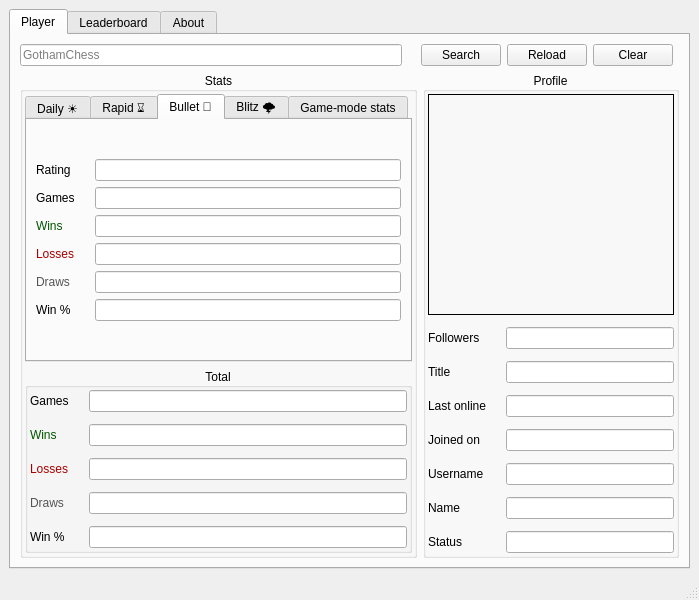
afmdiazh/Chess-Dot-Py, file src/interface/main_window.ui: the form before one commit.
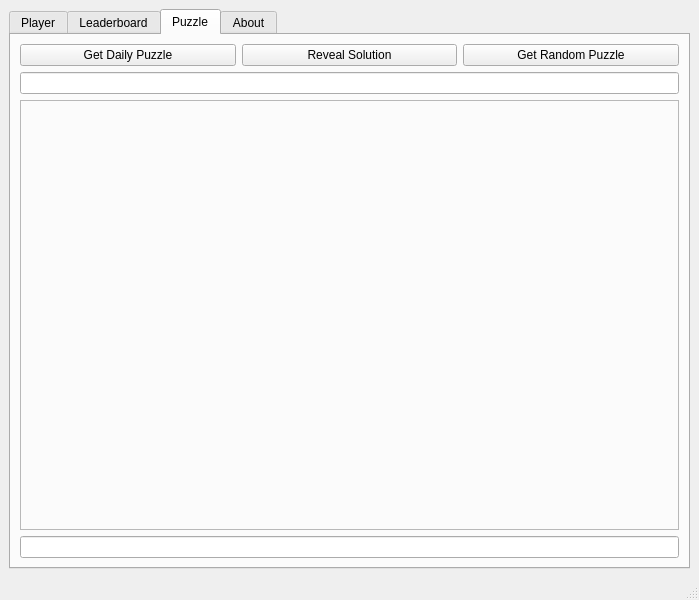
The form after the commit. The open tabs and pages were chosen to show the change. Icons and pictures are not drawn.

Commit message: Added puzzle section to the inteface

Patch:
```diff
--- a/src/interface/main_window.ui
+++ b/src/interface/main_window.ui
@@ -1611,6 +1611,78 @@
           </item>
          </layout>
         </widget>
+        <widget class="QWidget" name="qWidgetPuzzle">
+         <attribute name="title">
+          <string>Puzzle</string>
+         </attribute>
+         <layout class="QGridLayout" name="gridLayout_8">
+          <item row="0" column="1">
+           <widget class="QPushButton" name="pushButtonRevealSolution">
+            <property name="text">
+             <string>Reveal Solution</string>
+            </property>
+           </widget>
+          </item>
+          <item row="0" column="0">
+           <widget class="QPushButton" name="pushButtonGetDailyPuzzle">
+            <property name="text">
+             <string>Get Daily Puzzle</string>
+            </property>
+           </widget>
+          </item>
+          <item row="0" column="2">
+           <widget class="QPushButton" name="pushButtonGetRandomPuzzle">
+            <property name="text">
+             <string>Get Random Puzzle</string>
+            </property>
+           </widget>
+          </item>
+          <item row="1" column="0" colspan="3">
+           <layout class="QGridLayout" name="gridLayoutPuzzle">
+            <item row="1" column="0">
+             <widget class="QFrame" name="framePuzzleImage">
+              <property name="frameShape">
+               <enum>QFrame::StyledPanel</enum>
+              </property>
+              <property name="frameShadow">
+               <enum>QFrame::Raised</enum>
+              </property>
+              <layout class="QGridLayout" name="gridLayout_14">
+               <item row="0" column="0">
+                <widget class="QLabel" name="labelPuzzleImage">
+                 <property name="maximumSize">
+                  <size>
+                   <width>400</width>
+                   <height>400</height>
+                  </size>
+                 </property>
+                 <property name="text">
+                  <string/>
+                 </property>
+                 <property name="pixmap">
+                  <pixmap>../resources/puzzle.png</pixmap>
+                 </property>
+                 <property name="scaledContents">
+                  <bool>true</bool>
+                 </property>
+                 <property name="alignment">
+                  <set>Qt::AlignCenter</set>
+                 </property>
+                </widget>
+               </item>
+              </layout>
+             </widget>
+            </item>
+            <item row="2" column="0">
+             <widget class="QLineEdit" name="lineEditPuzzleSolution"/>
+            </item>
+            <item row="0" column="0">
+             <widget class="QLineEdit" name="lineEditPuzzleTitle"/>
+            </item>
+           </layout>
+          </item>
+         </layout>
+        </widget>
         <widget class="QWidget" name="qWidgetAbout">
          <attribute name="title">
           <string>About</string>
```
Left out of the diff: 8 changed lines with no effect on the pictures. The commit also changes 2 other files.
